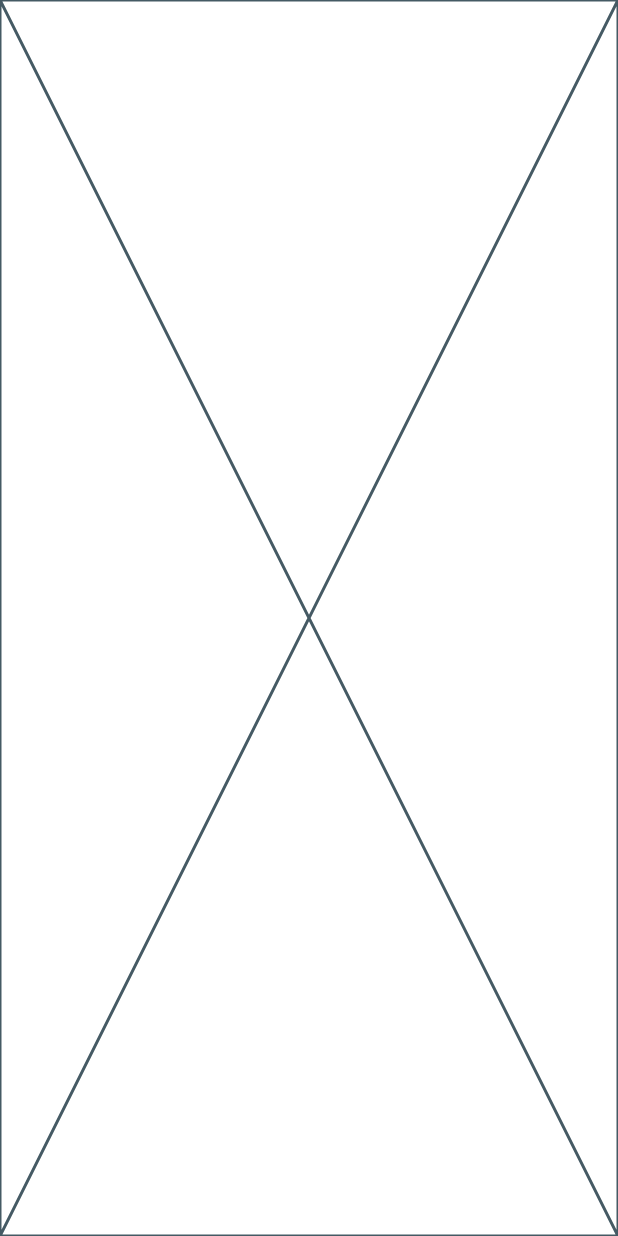
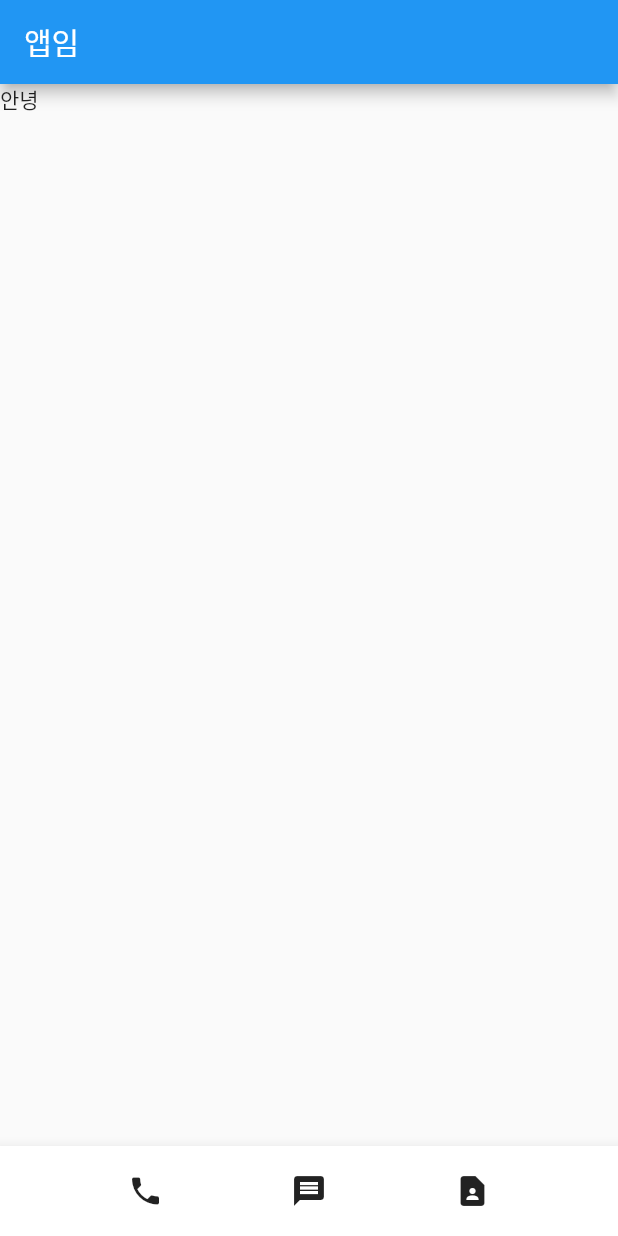
Before and after one commit to hxnsxxm/flutter-practice, a Flutter app: the screen it shows after launch, on a phone screen of 412 x 824 dp. Run offline on Flutter 3.47's test engine with Material 2 defaults, Android fonts, the phone set to English and light mode, and no system bars.

Commit message:
예제/앱의 레이아웃 만드는 법(Scaffold)

```diff
--- a/contact/analysis_options.yaml
+++ b/contact/analysis_options.yaml
@@ -27,6 +27,7 @@ linter:
     prefer_const_constructors_in_immutables : false
     prefer_const_constructors : false
     avoid_print : false # Uncomment to disable the `avoid_print` rule
+    prefer_const_literals_to_create_immutables : false
     # prefer_single_quotes: true  # Uncomment to enable the `prefer_single_quotes` rule
 
 # Additional information about this file can be found at
--- a/contact/lib/main.dart
+++ b/contact/lib/main.dart
@@ -4,11 +4,35 @@ void main() {
   runApp(const MyApp());
 }
 
+// 앱의 메인페이지
 class MyApp extends StatelessWidget {
   const MyApp({super.key});
 
   @override
   Widget build(BuildContext context) {
-    return const Placeholder();
+    return MaterialApp(
+      home: Scaffold(
+        appBar: AppBar(
+          title: Text("앱임"),
+          centerTitle: false,
+        ),
+        body: Container(
+          child: Text('안녕')
+        ),
+        bottomNavigationBar: BottomAppBar(
+          child: Container(
+            height: 60,
+            child: Row(
+              mainAxisAlignment: MainAxisAlignment.spaceEvenly,
+              children: [
+                Icon(Icons.phone),
+                Icon(Icons.message),
+                Icon(Icons.contact_page)
+              ],
+            )
+          )
+        )
+      )
+    );
   }
 }
--- a/contact/pubspec.yaml
+++ b/contact/pubspec.yaml
@@ -52,6 +52,8 @@ dev_dependencies:
 
 # The following section is specific to Flutter packages.
 flutter:
+  assets: # 등록
+    - assets/ # assets 폴더에 있는 모든 내용을 쓰겠다.
 
   # The following line ensures that the Material Icons font is
   # included with your application, so that you can use the icons in
```
Also changed, not shown: contact/assets/jouri.jpg (added).
